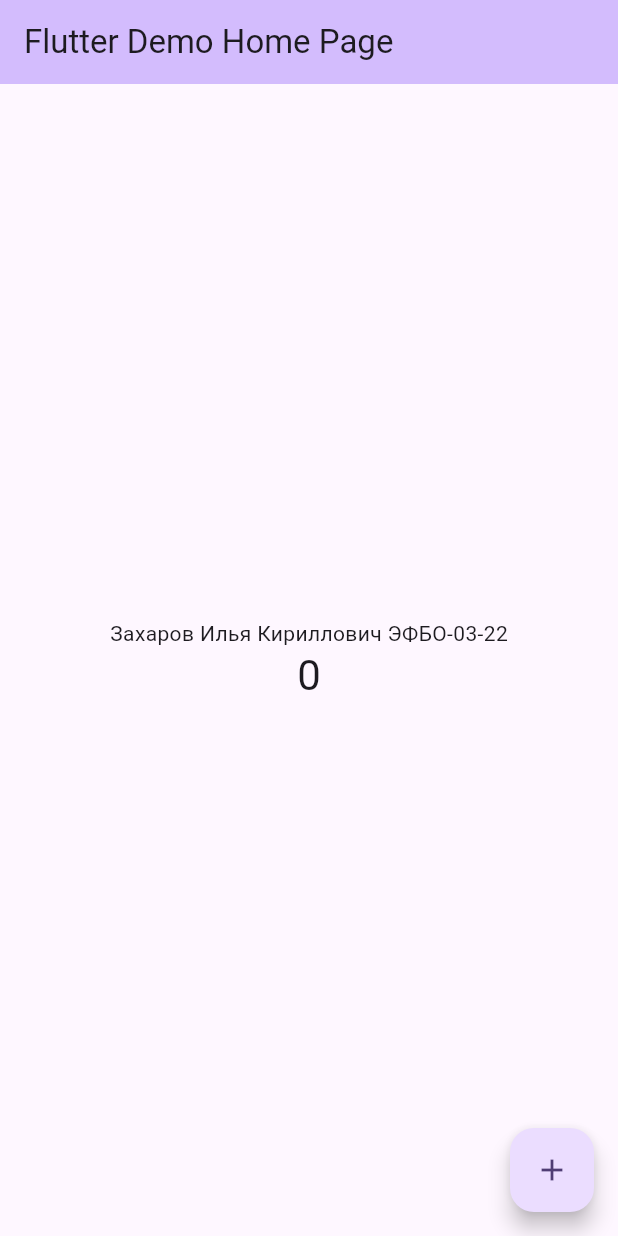
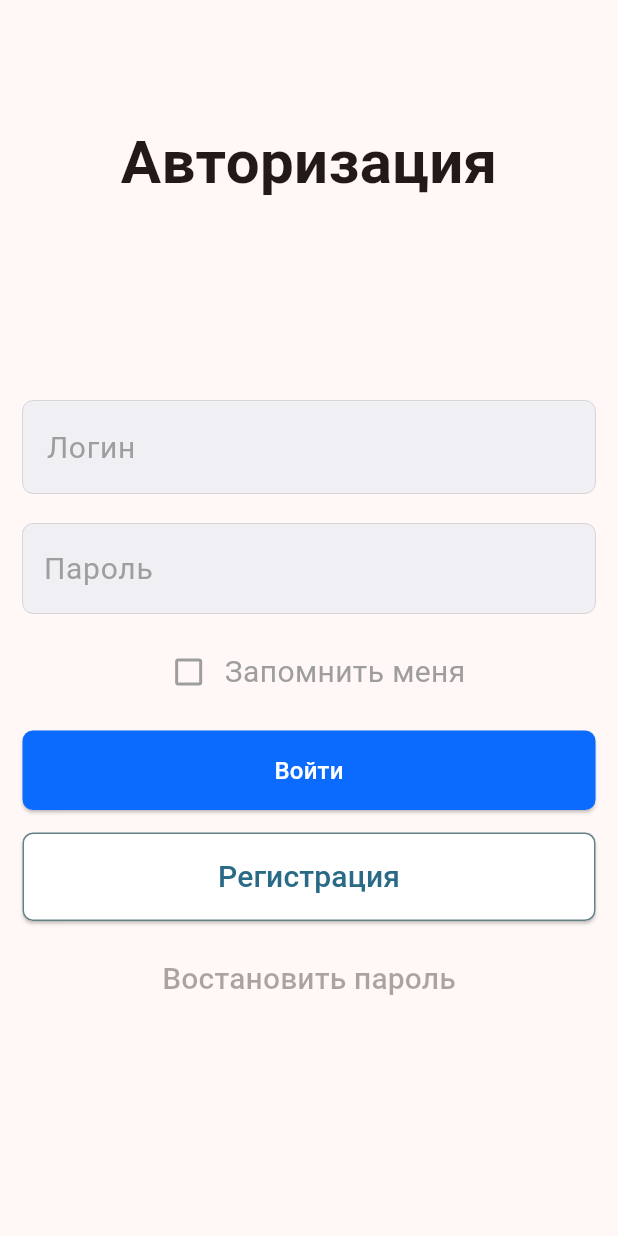
Before and after one commit to Zakharov-Ilya-Proger/PKS1, a Flutter app: the screen it shows after launch, on a phone screen of 412 x 824 dp. Run offline on Flutter 3.47's test engine with Material 3 defaults, Android fonts, the phone set to English and light mode, and no system bars.

Commit message:
Пкс 2 сделал логин

```diff
--- a/lib/main.dart
+++ b/lib/main.dart
@@ -1,4 +1,5 @@
 import 'package:flutter/material.dart';
+import 'package:flutter/services.dart';
 
 void main() {
   runApp(const MyApp());
@@ -7,119 +8,192 @@ void main() {
 class MyApp extends StatelessWidget {
   const MyApp({super.key});
 
-  // This widget is the root of your application.
   @override
-  Widget build(BuildContext context) {
+  Widget build(BuildContext context){
     return MaterialApp(
-      title: 'Flutter Demo',
+      debugShowCheckedModeBanner: false,
+      title: "ЭФБО-03-22 Захаров Илья",
       theme: ThemeData(
-        // This is the theme of your application.
-        //
-        // TRY THIS: Try running your application with "flutter run". You'll see
-        // the application has a purple toolbar. Then, without quitting the app,
-        // try changing the seedColor in the colorScheme below to Colors.green
-        // and then invoke "hot reload" (save your changes or press the "hot
-        // reload" button in a Flutter-supported IDE, or press "r" if you used
-        // the command line to start the app).
-        //
-        // Notice that the counter didn't reset back to zero; the application
-        // state is not lost during the reload. To reset the state, use hot
-        // restart instead.
-        //
-        // This works for code too, not just values: Most code changes can be
-        // tested with just a hot reload.
-        colorScheme: ColorScheme.fromSeed(seedColor: Colors.deepPurple),
-        useMaterial3: true,
+        colorScheme: ColorScheme.fromSeed(seedColor: Colors.deepOrangeAccent)
       ),
-      home: const MyHomePage(title: 'Flutter Demo Home Page'),
+      home: const LoginPage(),
     );
   }
 }
 
-class MyHomePage extends StatefulWidget {
-  const MyHomePage({super.key, required this.title});
-
-  // This widget is the home page of your application. It is stateful, meaning
-  // that it has a State object (defined below) that contains fields that affect
-  // how it looks.
-
-  // This class is the configuration for the state. It holds the values (in this
-  // case the title) provided by the parent (in this case the App widget) and
-  // used by the build method of the State. Fields in a Widget subclass are
-  // always marked "final".
-
-  final String title;
+class LoginPage extends StatelessWidget {
+  const LoginPage({super.key});
 
   @override
-  State<MyHomePage> createState() => _MyHomePageState();
+  Widget build(BuildContext context){
+    return Scaffold(
+      body: Column(
+        children: [
+          const Center(
+            child: Padding(
+            padding: EdgeInsets.only(top: 80),
+            child: Text("Авторизация", style: TextStyle(fontSize: 40,
+                fontWeight: FontWeight.bold),
+              ),
+            ),
+          ),
+          Center(
+            child: Padding(
+              padding: const EdgeInsets.only(top: 130),
+              child: Padding(
+                padding: const EdgeInsets.only(left: 15, right: 15),
+                child: Column(
+                  children: [
+                    TextField(
+                      decoration: InputDecoration(
+                        labelText: "Логин",
+                        labelStyle: const TextStyle(
+                          color: Colors.grey,
+                          fontSize: 20,
+                        ),
+                        hintText: "ivanov@gmail.com",
+                        hintStyle: const TextStyle(
+                          color: Colors.grey,
+                          fontSize: 20,
+                        ),
+                        enabledBorder: OutlineInputBorder(
+                          borderSide: const BorderSide(color: Colors.black12, width: 0),
+                          borderRadius: BorderRadius.circular(7),
+                        ),
+                        filled: true,
+                        fillColor: const Color(0xFFF0EFF4)
+                      ),
+                    ),
+                    Padding(
+                      padding: const EdgeInsets.only(top: 20.0),
+                      child: TextField(
+                        decoration: InputDecoration(
+                            labelText: "Пароль",
+                            labelStyle: const TextStyle(
+                              color: Colors.grey,
+                              fontSize: 20,
+                            ),
+                            hintText: "###########",
+                            hintStyle: const TextStyle(
+                              color: Colors.grey,
+                              fontSize: 20,
+                            ),
+                            enabledBorder: OutlineInputBorder(
+                              borderSide: const BorderSide(color: Colors.black12, width: 0),
+                              borderRadius: BorderRadius.circular(7),
+                            ),
+                            filled: true,
+                            fillColor: const Color(0xFFF0EFF4),
+                            contentPadding: const EdgeInsets.symmetric(vertical: 15.0, horizontal: 10.0),
+                            floatingLabelBehavior: FloatingLabelBehavior.never,
+                        ),
+                      ),
+                    ),
+                    const Padding(
+                      padding: EdgeInsets.only(top: 15),
+                      child: RememberMeCheckbox(),
+                    ),
+                    Padding(
+                      padding: const EdgeInsets.only(top: 15, ),
+                      child: SizedBox(
+                        width: double.infinity,
+                        child: ElevatedButton(
+                          onPressed: () {},
+                          style: ElevatedButton.styleFrom(
+                            foregroundColor: Colors.white,
+                            backgroundColor: const Color(0xFF0B6BFE),
+                            padding: const EdgeInsets.symmetric(vertical: 15.0),
+                            shape: RoundedRectangleBorder(
+                              borderRadius: BorderRadius.circular(7),
+                            ),
+                          ),
+                          child: const Text(
+                            'Войти',
+                            style: TextStyle(fontSize: 16.0),
+                          ),
+                        ),
+                      ),
+                    ),
+                    Padding(
+                        padding: const EdgeInsets.only(top: 15),
+                      child: SizedBox(
+                        width: double.infinity,
+                        child: ElevatedButton(
+                            onPressed: () {},
+                            style: ElevatedButton.styleFrom(
+                              foregroundColor: const Color(0xFF296A86),
+                              backgroundColor: Colors.white,
+                              padding: const EdgeInsets.symmetric(vertical: 15.0),
+                              shape: RoundedRectangleBorder(
+                                borderRadius: BorderRadius.circular(7),
+                                side: const BorderSide(color: Color(0xFF638287))
+                              ),
+                            ),
+                            child: const Text("Регистрация",
+                              style: TextStyle(fontSize: 20),
+                            )
+                        ),
+                      ),
+                    ),
+                    const Padding(
+                      padding: EdgeInsets.only(top: 15, ),
+                      child: TextButton(
+                        onPressed: null,
+                        child: const Text("Востановить пароль",
+                          style: TextStyle(
+                            fontSize: 20,
+                          ),
+                        ),
+                      ),
+                    ),
+                  ],
+                ),
+              ),
+            ),
+          ),
+        ]
+      ),
+    );
+  }
 }
 
-class _MyHomePageState extends State<MyHomePage> {
-  int _counter = 0;
+class RememberMeCheckbox extends StatefulWidget {
+  const RememberMeCheckbox({super.key});
 
-  void _incrementCounter() {
-    setState(() {
-      // This call to setState tells the Flutter framework that something has
-      // changed in this State, which causes it to rerun the build method below
-      // so that the display can reflect the updated values. If we changed
-      // _counter without calling setState(), then the build method would not be
-      // called again, and so nothing would appear to happen.
-      _counter++;
-    });
-  }
+  @override
+  _RememberMeCheckboxState createState() => _RememberMeCheckboxState();
+}
+
+class _RememberMeCheckboxState extends State<RememberMeCheckbox> {
+  bool _isChecked = false;
 
   @override
   Widget build(BuildContext context) {
-    // This method is rerun every time setState is called, for instance as done
-    // by the _incrementCounter method above.
-    //
-    // The Flutter framework has been optimized to make rerunning build methods
-    // fast, so that you can just rebuild anything that needs updating rather
-    // than having to individually change instances of widgets.
-    return Scaffold(
-      appBar: AppBar(
-        // TRY THIS: Try changing the color here to a specific color (to
-        // Colors.amber, perhaps?) and trigger a hot reload to see the AppBar
-        // change color while the other colors stay the same.
-        backgroundColor: Theme.of(context).colorScheme.inversePrimary,
-        // Here we take the value from the MyHomePage object that was created by
-        // the App.build method, and use it to set our appbar title.
-        title: Text(widget.title),
+    return Center(
+      child: Row(
+        mainAxisAlignment: MainAxisAlignment.center,
+        children: [
+          Checkbox(
+            value: _isChecked,
+            onChanged: (bool? value) {
+              setState(() {
+                _isChecked = value!;
+              });
+            },
+            side: const BorderSide(
+              color: Colors.grey,
+              width: 2.0,
+            ),
+          ),
+          const Text(
+            'Запомнить меня',
+            style: TextStyle(
+              fontSize: 20.0,
+              color: Colors.grey,
+            ),
+          ),
+        ],
       ),
-      body: Center(
-        // Center is a layout widget. It takes a single child and positions it
-        // in the middle of the parent.
-        child: Column(
-          // Column is also a layout widget. It takes a list of children and
-          // arranges them vertically. By default, it sizes itself to fit its
-          // children horizontally, and tries to be as tall as its parent.
-          //
-          // Column has various properties to control how it sizes itself and
-          // how it positions its children. Here we use mainAxisAlignment to
-          // center the children vertically; the main axis here is the vertical
-          // axis because Columns are vertical (the cross axis would be
-          // horizontal).
-          //
-          // TRY THIS: Invoke "debug painting" (choose the "Toggle Debug Paint"
-          // action in the IDE, or press "p" in the console), to see the
-          // wireframe for each widget.
-          mainAxisAlignment: MainAxisAlignment.center,
-          children: <Widget>[
-            const Text(
-              'Захаров Илья Кириллович ЭФБО-03-22',
-            ),
-            Text(
-              '$_counter',
-              style: Theme.of(context).textTheme.headlineMedium,
-            ),
-          ],
-        ),
-      ),
-      floatingActionButton: FloatingActionButton(
-        onPressed: _incrementCounter,
-        tooltip: 'Increment',
-        child: const Icon(Icons.add),
-      ), // This trailing comma makes auto-formatting nicer for build methods.
     );
   }
 }
```
Also changed, not shown: 2024-09-12_20-04-11.png (added).
